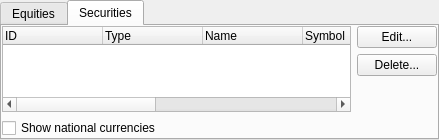
Qt form kmymoney/views/kinvestmentviewdecl.ui (KDE/kmymoney) before a commit.
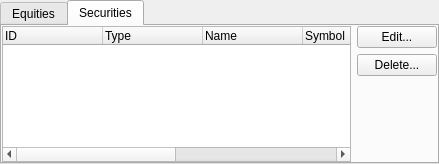
The same form after that commit. The open tabs and pages were chosen to show the change. Custom widgets are drawn as their Qt base class.

```diff
--- a/kmymoney/views/kinvestmentviewdecl.ui
+++ b/kmymoney/views/kinvestmentviewdecl.ui
@@ -7,7 +7,7 @@
     <x>0</x>
     <y>0</y>
     <width>439</width>
-    <height>140</height>
+    <height>164</height>
    </rect>
   </property>
   <property name="windowTitle">
@@ -181,18 +181,6 @@
              <string>Fraction</string>
             </property>
            </column>
-           <column>
-            <property name="text">
-             <string>Cash Fraction</string>
-            </property>
-           </column>
-          </widget>
-         </item>
-         <item>
-          <widget class="QCheckBox" name="m_showCurrencyButton">
-           <property name="text">
-            <string>Show national currencies</string>
-           </property>
           </widget>
          </item>
         </layout>
@@ -255,21 +243,15 @@
  </widget>
  <layoutdefault spacing="6" margin="0"/>
  <customwidgets>
-  <customwidget>
-   <class>KMyMoneyAccountCombo</class>
-   <extends>KComboBox</extends>
-   <header>kmymoneyaccountcombo.h</header>
-  </customwidget>
   <customwidget>
    <class>KComboBox</class>
    <extends>QComboBox</extends>
    <header>kcombobox.h</header>
   </customwidget>
   <customwidget>
-   <class>QTabWidget</class>
-   <extends>QTabWidget</extends>
-   <header>ktabwidget.h</header>
-   <container>1</container>
+   <class>KMyMoneyAccountCombo</class>
+   <extends>KComboBox</extends>
+   <header>kmymoneyaccountcombo.h</header>
   </customwidget>
  </customwidgets>
  <resources/>
```
Left out of the diff: 11 changed lines with no effect on the pictures.
